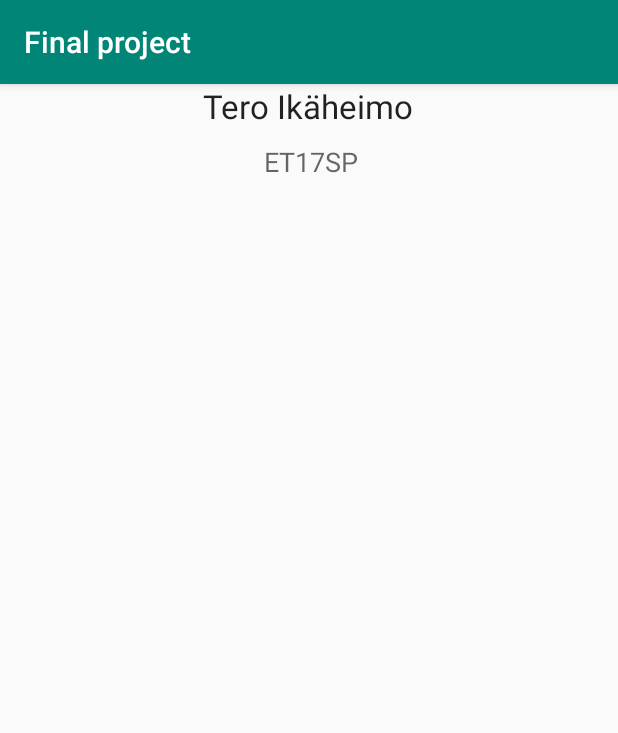
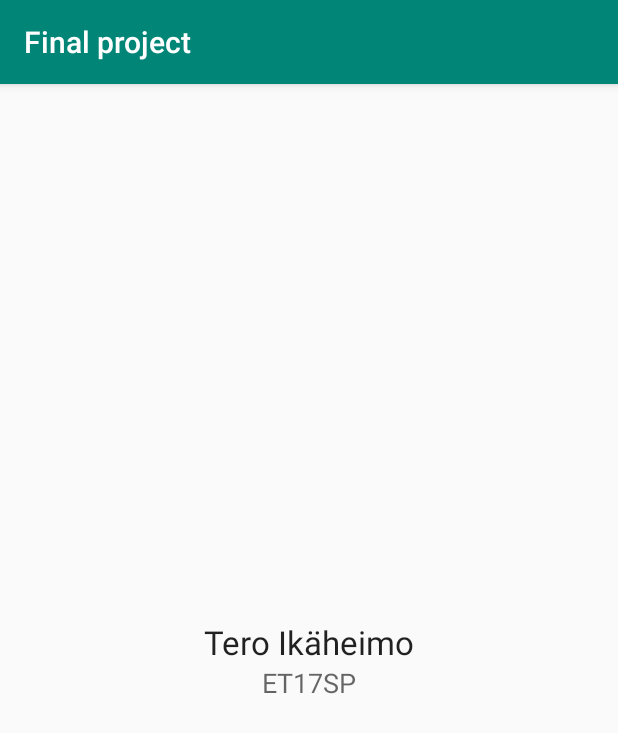
Before and after one commit to teroikaheimo/android_final_project, an Android app: the Splash screen opened directly, with no data from a screen before it, on a phone screen of 412 x 824 dp. Shown: the top 733 px of the screen. Run offline under Robolectric (Android 15) with nearby library versions, the phone set to English and light mode, and no system bars.

Commit message:
Fixed the splash screen to center the text.

```diff
--- a/app/src/main/res/layout/activity_splash.xml
+++ b/app/src/main/res/layout/activity_splash.xml
@@ -6,27 +6,30 @@
     android:layout_height="match_parent"
     tools:context=".Splash">
 
-    <TextView
-        android:id="@+id/textView"
+    <LinearLayout
         android:layout_width="wrap_content"
         android:layout_height="wrap_content"
-        android:layout_marginStart="97dp"
-        android:layout_marginEnd="98dp"
-        android:text="Tero Ikäheimo"
-        android:textAppearance="@style/TextAppearance.AppCompat.Large"
-        app:layout_constraintBottom_toTopOf="@+id/textView2"
+        android:orientation="vertical"
+        app:layout_constraintBottom_toBottomOf="parent"
         app:layout_constraintEnd_toEndOf="parent"
         app:layout_constraintStart_toStartOf="parent"
-        app:layout_constraintTop_toTopOf="parent" />
+        app:layout_constraintTop_toTopOf="parent">
 
-    <TextView
-        android:id="@+id/textView2"
-        android:layout_width="wrap_content"
-        android:layout_height="wrap_content"
-        android:layout_marginStart="176dp"
-        android:layout_marginTop="10dp"
-        android:text="ET17SP"
-        android:textAppearance="@style/TextAppearance.AppCompat.Medium"
-        app:layout_constraintStart_toStartOf="parent"
-        app:layout_constraintTop_toBottomOf="@+id/textView" />
+        <TextView
+            android:id="@+id/textView"
+            android:layout_width="fill_parent"
+            android:layout_height="wrap_content"
+            android:gravity="center_horizontal"
+            android:text="Tero Ikäheimo"
+            android:textAppearance="@style/TextAppearance.AppCompat.Large" />
+
+        <TextView
+            android:id="@+id/textView2"
+            android:layout_width="fill_parent"
+            android:layout_height="wrap_content"
+            android:gravity="center_horizontal"
+            android:text="ET17SP"
+            android:textAppearance="@style/TextAppearance.AppCompat.Medium" />
+    </LinearLayout>
+
 </androidx.constraintlayout.widget.ConstraintLayout>
```
